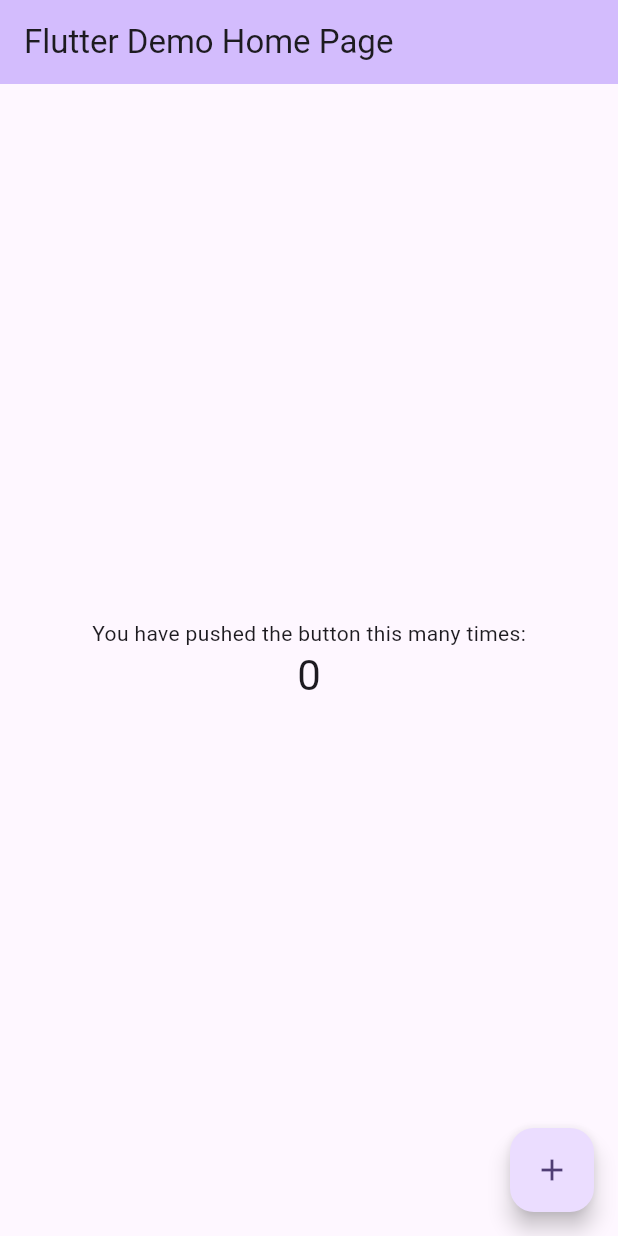
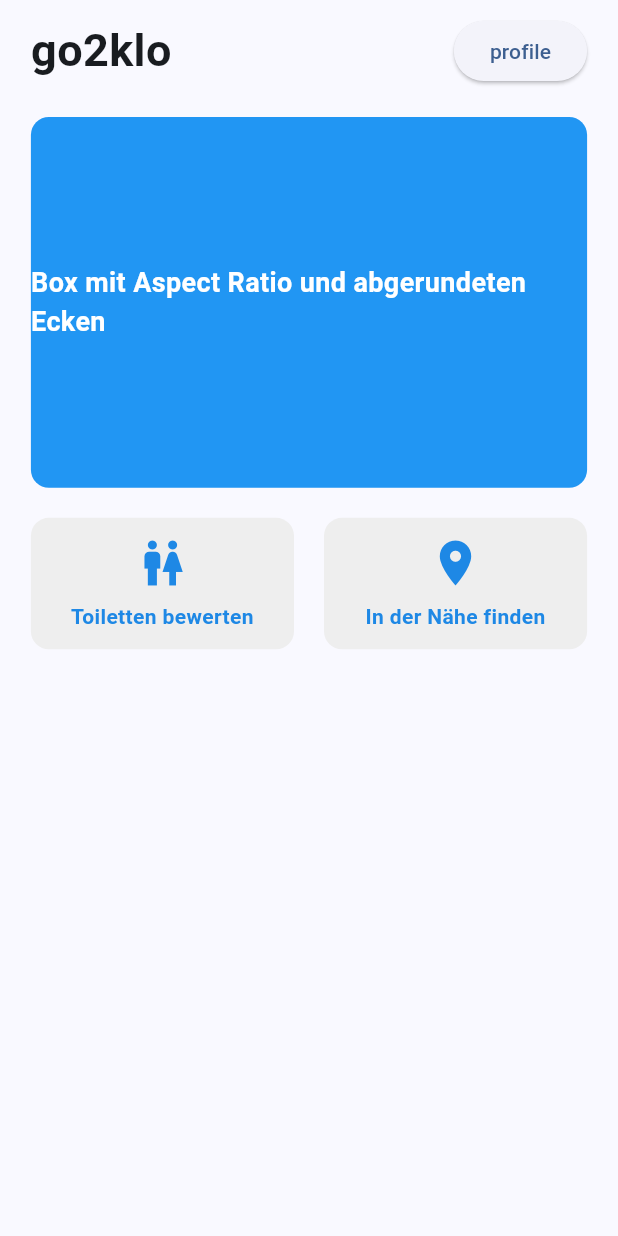
Before and after one commit to czett/go2klo_mobile, a Flutter app: the screen it shows after launch, on a phone screen of 412 x 824 dp. Run offline on Flutter 3.47's test engine with Material 3 defaults, Android fonts, the phone set to English and light mode, and no system bars.

Commit message:
very basc landing page

```diff
--- a/lib/main.dart
+++ b/lib/main.dart
@@ -1,8 +1,5 @@
 import 'package:flutter/material.dart';
-
-void main() {
-  runApp(const MyApp());
-}
+import 'package:provider/provider.dart';
 
 class MyApp extends StatelessWidget {
   const MyApp({super.key});
@@ -13,22 +10,10 @@
     return MaterialApp(
       title: 'Flutter Demo',
       theme: ThemeData(
-        // This is the theme of your application.
-        //
-        // TRY THIS: Try running your application with "flutter run". You'll see
-        // the application has a purple toolbar. Then, without quitting the app,
-        // try changing the seedColor in the colorScheme below to Colors.green
-        // and then invoke "hot reload" (save your changes or press the "hot
-        // reload" button in a Flutter-supported IDE, or press "r" if you used
-        // the command line to start the app).
-        //
-        // Notice that the counter didn't reset back to zero; the application
-        // state is not lost during the reload. To reset the state, use hot
-        // restart instead.
-        //
-        // This works for code too, not just values: Most code changes can be
-        // tested with just a hot reload.
-        colorScheme: ColorScheme.fromSeed(seedColor: Colors.deepPurple),
+        // Den Hex-Wert #1776d6 in ein Color-Objekt umwandeln.
+        // Der Präfix 0xFF ist notwendig, um einen 32-Bit ARGB-Wert darzustellen.
+        colorScheme: ColorScheme.fromSeed(seedColor: const Color(0xFF1776d6)),
+        useMaterial3: true, // Empfohlen für Material 3 Design
       ),
       home: const MyHomePage(title: 'Flutter Demo Home Page'),
     );
@@ -38,15 +23,6 @@
 class MyHomePage extends StatefulWidget {
   const MyHomePage({super.key, required this.title});
 
-  // This widget is the home page of your application. It is stateful, meaning
-  // that it has a State object (defined below) that contains fields that affect
-  // how it looks.
-
-  // This class is the configuration for the state. It holds the values (in this
-  // case the title) provided by the parent (in this case the App widget) and
-  // used by the build method of the State. Fields in a Widget subclass are
-  // always marked "final".
-
   final String title;
 
   @override
@@ -54,69 +30,151 @@
 }
 
 class _MyHomePageState extends State<MyHomePage> {
-  int _counter = 0;
-
-  void _incrementCounter() {
-    setState(() {
-      // This call to setState tells the Flutter framework that something has
-      // changed in this State, which causes it to rerun the build method below
-      // so that the display can reflect the updated values. If we changed
-      // _counter without calling setState(), then the build method would not be
-      // called again, and so nothing would appear to happen.
-      _counter++;
-    });
-  }
-
   @override
   Widget build(BuildContext context) {
-    // This method is rerun every time setState is called, for instance as done
-    // by the _incrementCounter method above.
-    //
-    // The Flutter framework has been optimized to make rerunning build methods
-    // fast, so that you can just rebuild anything that needs updating rather
-    // than having to individually change instances of widgets.
+    // Ermittelt die Breite des Bildschirms
+    final screenWidth = MediaQuery.of(context).size.width;
+
     return Scaffold(
-      appBar: AppBar(
-        // TRY THIS: Try changing the color here to a specific color (to
-        // Colors.amber, perhaps?) and trigger a hot reload to see the AppBar
-        // change color while the other colors stay the same.
-        backgroundColor: Theme.of(context).colorScheme.inversePrimary,
-        // Here we take the value from the MyHomePage object that was created by
-        // the App.build method, and use it to set our appbar title.
-        title: Text(widget.title),
-      ),
       body: Center(
-        // Center is a layout widget. It takes a single child and positions it
-        // in the middle of the parent.
+        // top bar with app name and profile logo btn
         child: Column(
-          // Column is also a layout widget. It takes a list of children and
-          // arranges them vertically. By default, it sizes itself to fit its
-          // children horizontally, and tries to be as tall as its parent.
-          //
-          // Column has various properties to control how it sizes itself and
-          // how it positions its children. Here we use mainAxisAlignment to
-          // center the children vertically; the main axis here is the vertical
-          // axis because Columns are vertical (the cross axis would be
-          // horizontal).
-          //
-          // TRY THIS: Invoke "debug painting" (choose the "Toggle Debug Paint"
-          // action in the IDE, or press "p" in the console), to see the
-          // wireframe for each widget.
-          mainAxisAlignment: MainAxisAlignment.center,
-          children: <Widget>[
-            const Text('You have pushed the button this many times:'),
-            Text(
-              '$_counter',
-              style: Theme.of(context).textTheme.headlineMedium,
+          children: [
+            const SizedBox(height: 10),
+            SizedBox(
+              width: screenWidth * 0.9,
+              child: Row(
+                mainAxisAlignment: MainAxisAlignment.spaceBetween,
+                mainAxisSize: MainAxisSize.max,
+                children: [
+                  Text(
+                    "go2klo",
+                    style: TextStyle(height: 1, fontSize: 30, fontWeight: FontWeight.bold),
+                  ),
+                  ElevatedButton(onPressed: () {print("yo gurt");}, child: Text("profile"))
+                ],
+              ),
+            ),
+            const SizedBox(height: 20),
+            // map placehodler for now
+            SizedBox(
+              width: screenWidth * 0.9, // Auch diese Box ist 90% breit
+              child: AspectRatio(
+                aspectRatio: 1.5, // Beispiel: 16:9 Verhältnis (Breite zu Höhe)
+                child: Container(
+                  // 'const' zur BoxDecoration hinzugefügt, um den Hinweis zu beheben.
+                  // Die Opazität wurde auf 0.8 erhöht, damit der BorderRadius besser sichtbar ist.
+                  decoration: const BoxDecoration( // 'const' hinzugefügt
+                    color: Colors.blue, // Farbe ohne Opazität für bessere Sichtbarkeit
+                    borderRadius: BorderRadius.all(Radius.circular(12.0)), // BorderRadius auf Radius.circular(12.0) geändert
+                  ),
+                  child: const Center( // 'const' hinzugefügt
+                    child: Text(
+                      'Box mit Aspect Ratio und abgerundeten Ecken', // Text angepasst
+                      style: TextStyle(
+                        color: Colors.white, // Textfarbe auf weiß geändert für besseren Kontrast
+                        fontSize: 18,
+                        fontWeight: FontWeight.bold,
+                      ),
+                    ),
+                  ),
+                ),
+              ),
+            ),
+            const SizedBox(height: 20),
+            // quick actions from start page
+            SizedBox(
+              width: screenWidth * 0.9, // Die Breite entspricht der vorherigen Boxen
+              child: Row(
+                // mainAxisAlignment.spaceBetween ist hier auch gut, um die Buttons zu verteilen
+                mainAxisAlignment: MainAxisAlignment.spaceBetween,
+                children: [
+                  // Erste Schaltfläche: Toiletten bewerten
+                  Expanded(
+                    child: AspectRatio(
+                      aspectRatio: 2.0, // Seitenverhältnis von 3.0 (Breite zu Höhe)
+                      child: InkWell( // Macht den Container klickbar
+                        onTap: () {
+                          print('Toiletten bewerten geklickt!');
+                        },
+                        child: Container(
+                          decoration: BoxDecoration(
+                            color: Colors.grey.shade200, // Heller Hintergrund für die Schaltfläche
+                            borderRadius: BorderRadius.all(Radius.circular(12.0)),
+                          ),
+                          child: Column(
+                            mainAxisAlignment: MainAxisAlignment.center,
+                            children: [
+                              Icon(
+                                Icons.wc, // Toiletten-Icon
+                                size: 36,
+                                color: Colors.blue.shade600, // Blaue Icon-Farbe
+                              ),
+                              const SizedBox(height: 8),
+                              Text(
+                                'Toiletten bewerten',
+                                textAlign: TextAlign.center,
+                                style: TextStyle(
+                                  color: Colors.blue.shade600, // Blaue Textfarbe
+                                  fontSize: 14,
+                                  fontWeight: FontWeight.bold,
+                                ),
+                              ),
+                            ],
+                          ),
+                        ),
+                      ),
+                    ),
+                  ),
+                  const SizedBox(width: 20), // Abstand zwischen den zwei Schaltflächen
+                  // Zweite Schaltfläche: In der Nähe finden
+                  Expanded(
+                    child: AspectRatio(
+                      aspectRatio: 2.0, // Seitenverhältnis von 3.0 (Breite zu Höhe)
+                      child: InkWell( // Macht den Container klickbar
+                        onTap: () {
+                          print('In der Nähe finden geklickt!');
+                        },
+                        child: Container(
+                          decoration: BoxDecoration(
+                            color: Colors.grey.shade200, // Heller Hintergrund für die Schaltfläche
+                            borderRadius: BorderRadius.all(Radius.circular(12.0))
+                          ),
+                          child: Column(
+                            mainAxisAlignment: MainAxisAlignment.center,
+                            children: [
+                              Icon(
+                                Icons.location_on, // Standort-Icon
+                                size: 36,
+                                color: Colors.blue.shade600, // Blaue Icon-Farbe
+                              ),
+                              const SizedBox(height: 8),
+                              Text(
+                                'In der Nähe finden',
+                                textAlign: TextAlign.center,
+                                style: TextStyle(
+                                  color: Colors.blue.shade600, // Blaue Textfarbe
+                                  fontSize: 14,
+                                  fontWeight: FontWeight.bold,
+                                ),
+                              ),
+                            ],
+                          ),
+                        ),
+                      ),
+                    ),
+                  ),
+                ],
+              ),
             ),
           ],
         ),
       ),
-      floatingActionButton: FloatingActionButton(
-        onPressed: _incrementCounter,
-        tooltip: 'Increment',
-        child: const Icon(Icons.add),
-      ), // This trailing comma makes auto-formatting nicer for build methods.
     );
   }
 }
+
+// Main-Funktion zum Ausführen der App (falls nicht bereits vorhanden)
+void main() {
+  runApp(const MyApp());
+}
```
Also changed, not shown: analysis_options.yaml (+7 -24 lines), pubspec.yaml (+7 -75 lines), pubspec.lock.
